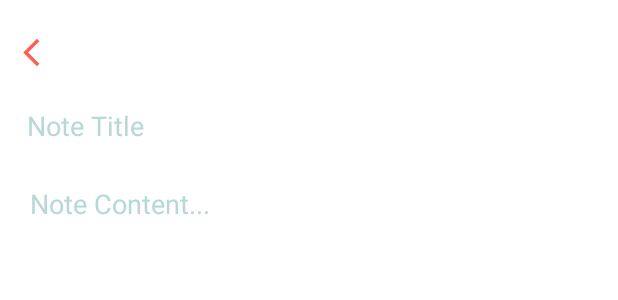
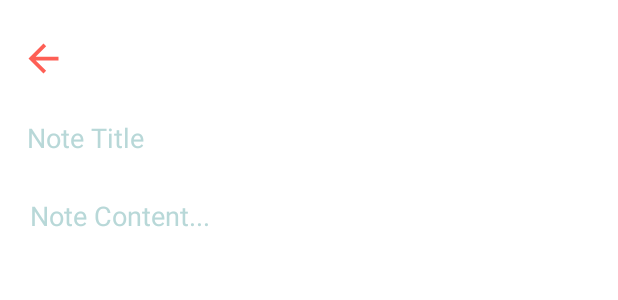
Before and after one commit to AlbertoZerbinati/GalleryNotes, an Android app: the layout activity_create_or_update_note.xml on its own in the app's theme, with its tools: preview values and no code run, on a phone screen of 412 x 824 dp. Shown: the top 300 px of the screen. Run offline under Robolectric (Android 15) with nearby library versions, the phone set to English and light mode, and no system bars; Roboto replaces fonts that are not available here.

Commit message:
implemented View & Update Note functionality

```diff
--- a/app/src/main/java/com/example/gallerynotes/database/Note.kt
+++ b/app/src/main/java/com/example/gallerynotes/database/Note.kt
@@ -1,8 +1,10 @@
 package com.example.gallerynotes.database
 
+import android.os.Parcelable
 import androidx.room.ColumnInfo
 import androidx.room.Entity
 import androidx.room.PrimaryKey
+import java.io.Serializable
 
 //Note table
 @Entity(tableName = "notes")
@@ -24,4 +26,4 @@ data class Note (
 
 //    @ColumnInfo(name="image_path")
 //    val imagePath : String,
-)
+) : Serializable
--- a/app/src/main/java/com/example/gallerynotes/database/NoteDao.kt
+++ b/app/src/main/java/com/example/gallerynotes/database/NoteDao.kt
@@ -2,6 +2,7 @@ package com.example.gallerynotes.database
 
 import androidx.lifecycle.LiveData
 import androidx.room.*
+import java.text.FieldPosition
 
 //contains Data accessing methods (queries)
 @Dao
--- a/app/src/main/java/com/example/gallerynotes/database/NoteViewModel.kt
+++ b/app/src/main/java/com/example/gallerynotes/database/NoteViewModel.kt
@@ -5,6 +5,7 @@ import androidx.lifecycle.AndroidViewModel
 import androidx.lifecycle.LiveData
 import androidx.lifecycle.viewModelScope
 import kotlinx.coroutines.Dispatchers
+import kotlinx.coroutines.Job
 import kotlinx.coroutines.launch
 
 //viewmodel role is to provide data for the UI and survive configuration (ex. screen orientation, language, ...)changes
--- a/app/src/main/res/drawable/background_add_button.xml
+++ /dev/null
@@ -1,6 +0,0 @@
-<?xml version="1.0" encoding="utf-8"?>
-<shape xmlns:android="http://schemas.android.com/apk/res/android"
-    android:shape="oval"
-    >
-    <solid android:color="@color/sunset_orange"/>
-</shape>
--- a/app/src/main/res/drawable/ic_arrow_back.xml
+++ b/app/src/main/res/drawable/ic_arrow_back.xml
@@ -3,8 +3,9 @@
     android:height="24dp"
     android:viewportWidth="24"
     android:viewportHeight="24"
-    android:tint="?attr/colorControlNormal">
+    android:tint="?attr/colorControlNormal"
+    android:autoMirrored="true">
   <path
       android:fillColor="@android:color/white"
-      android:pathData="M17.77,3.77l-1.77,-1.77l-10,10l10,10l1.77,-1.77l-8.23,-8.23z"/>
+      android:pathData="M20,11H7.83l5.59,-5.59L12,4l-8,8 8,8 1.41,-1.41L7.83,13H20v-2z"/>
 </vector>
--- a/app/src/main/res/layout/activity_create_note.xml
+++ b/app/src/main/res/layout/activity_create_or_update_note.xml
@@ -5,7 +5,7 @@
     xmlns:app="http://schemas.android.com/apk/res-auto"
     android:layout_width="match_parent"
     android:layout_height="match_parent"
-    tools:context=".activities.CreateNoteActivity">
+    tools:context=".activities.CreateOrUpdateNoteActivity">
 
     <ScrollView
         android:layout_width="match_parent"
@@ -14,21 +14,21 @@
 
         <androidx.constraintlayout.widget.ConstraintLayout
             android:layout_width="match_parent"
-            android:layout_height="match_parent"
-            android:animateLayoutChanges="true"
-            >
+            android:layout_height="wrap_content"
+            android:animateLayoutChanges="true">
+
             <ImageView
                 android:id="@+id/back"
-                android:layout_width="30dp"
-                android:layout_height="30dp"
-                android:layout_marginStart="6dp"
+                android:layout_width="38dp"
+                android:layout_height="38dp"
+                android:layout_marginStart="10dp"
                 android:layout_marginTop="20dp"
+                android:padding="4dp"
                 android:src="@drawable/ic_arrow_back"
+                app:layout_constraintStart_toStartOf="parent"
+                app:layout_constraintTop_toTopOf="parent"
                 app:tint="@color/sunset_orange"
-                app:layout_constraintTop_toTopOf="parent"
-                app:layout_constraintStart_toStartOf="parent"
-                android:padding="4dp"
-                />
+                android:contentDescription="@string/back" />
 
             <EditText
                 android:id="@+id/note_title"
@@ -43,11 +43,11 @@
                 android:imeOptions="actionDone"
                 android:importantForAutofill="no"
                 android:inputType="text"
+                android:padding="6sp"
                 android:textColor="@color/stormcloud"
                 android:textColorHint="@color/columbia_blue"
+                app:layout_constraintStart_toStartOf="parent"
                 app:layout_constraintTop_toBottomOf="@id/back"
-                app:layout_constraintStart_toStartOf="parent"
-                android:padding="6sp"
 
                 />
 
@@ -57,20 +57,20 @@
                 android:layout_height="wrap_content"
                 android:layout_marginStart="14dp"
                 android:layout_marginTop="15dp"
+                android:layout_marginEnd="14dp"
                 android:layout_marginBottom="15dp"
-                android:layout_marginEnd="14dp"
                 android:background="@null"
+                android:gravity="top|start"
                 android:hint="@string/note_content"
                 android:imeOptions="actionDone"
                 android:importantForAutofill="no"
+                android:inputType="textMultiLine"
+                android:minHeight="200dp"
+                android:padding="6sp"
                 android:textColor="@color/stormcloud"
                 android:textColorHint="@color/columbia_blue"
+                app:layout_constraintBottom_toBottomOf="parent"
                 app:layout_constraintTop_toBottomOf="@id/note_title"
-                app:layout_constraintBottom_toBottomOf="parent"
-                android:minHeight="200dp"
-                android:gravity="top|left"
-                android:padding="6sp"
-                android:inputType="textMultiLine"
 
                 />
         </androidx.constraintlayout.widget.ConstraintLayout>
```
Also changed, not shown: app/src/main/AndroidManifest.xml (+7 -2 lines), app/src/main/java/com/example/gallerynotes/activities/CreateNoteActivity.kt (deleted, +0 -60 lines), app/src/main/java/com/example/gallerynotes/activities/CreateOrUpdateNoteActivity.kt (added, +95 -0 lines), app/src/main/java/com/example/gallerynotes/activities/MainActivity.kt (+22 -8 lines), app/src/main/java/com/example/gallerynotes/utils/FadeInStaggeredLayoutManager.kt (added, +20 -0 lines), app/src/main/java/com/example/gallerynotes/utils/NotesAdapter.kt (renamed from app/src/main/java/com/example/gallerynotes/activities/NotesAdapter.kt, +10 -2 lines), app/src/main/java/com/example/gallerynotes/utils/NotesListener.kt (added, +7 -0 lines), app/src/main/res/layout/activity_main.xml (+16 -13 lines).
